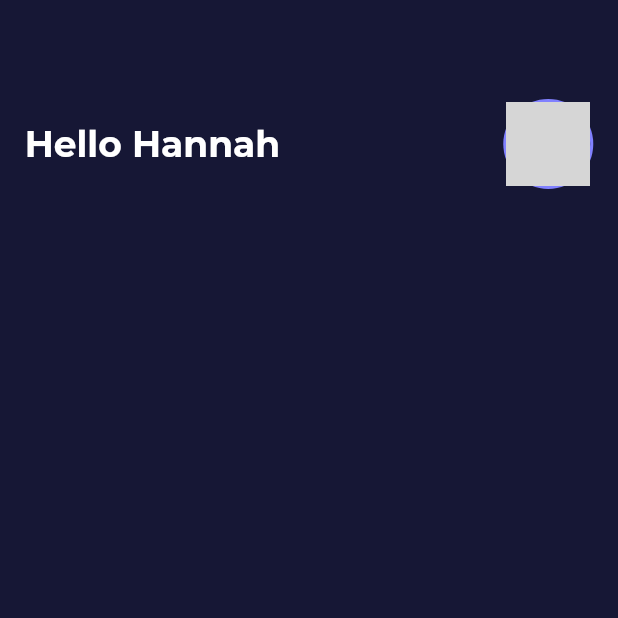
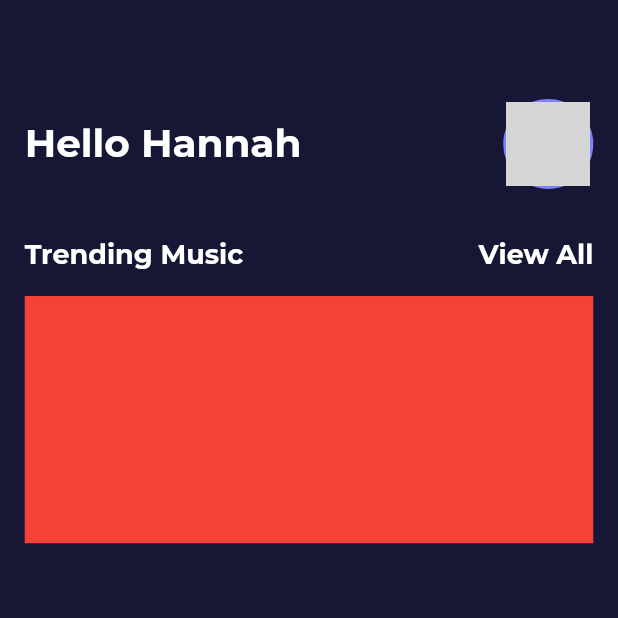
Before and after one commit to handuah/MusicApp, a Flutter app: the HomePage screen opened directly, on a phone screen of 412 x 824 dp, the top half of it. Run offline on Flutter 3.47's test engine with Material 2 defaults, Android fonts, the phone set to English and light mode, and no system bars; our stand-ins replace easy_rich_text, font_awesome_flutter, google_fonts, hexcolor; network calls fail; grey boxes are pictures that could not be loaded.

Commit message:
added labels and listview container

```diff
--- a/lib/screens/homePage.dart
+++ b/lib/screens/homePage.dart
@@ -37,7 +37,7 @@ class _HomePageState extends State<HomePage> {
                   textAlign: TextAlign.center,
                   style: GoogleFonts.montserrat(
                     color: AppColors.white,
-                    fontSize: 24.0,
+                    fontSize: 26.0,
                     fontWeight: FontWeight.bold,
                   ),
                 ),
@@ -49,14 +49,46 @@ class _HomePageState extends State<HomePage> {
                     maxRadius: 28.0,
                     backgroundImage: NetworkImage(
                         'https://media-exp1.licdn.com/dms/image/C4D03AQHBc2B31Q5YBA/profile-displayphoto-shrink_400_400/0/1592216299456?e=1634774400&v=beta&t=SLpzcedjDr5KFAWiO6VKptTNmw0FjuicRTXqLmJh8EY'),
-                    // child: Image(
-                    //   image: NetworkImage(
-                    //     'https://media-exp1.licdn.com/dms/image/C4D03AQHBc2B31Q5YBA/profile-displayphoto-shrink_400_400/0/1592216299456?e=1634774400&v=beta&t=SLpzcedjDr5KFAWiO6VKptTNmw0FjuicRTXqLmJh8EY',
-                    //   ),
-                    // ),
                   ),
                 ),
               ],
+            ),
+          ),
+          SizedBox(
+            height: screenHeight * 0.04,
+          ),
+          Row(
+            mainAxisAlignment: MainAxisAlignment.spaceBetween,
+            crossAxisAlignment: CrossAxisAlignment.center,
+            children: [
+              Text(
+                'Trending Music',
+                textAlign: TextAlign.center,
+                style: GoogleFonts.montserrat(
+                  color: AppColors.white,
+                  fontSize: 18.0,
+                  fontWeight: FontWeight.bold,
+                ),
+              ),
+              Text(
+                'View All',
+                textAlign: TextAlign.center,
+                style: GoogleFonts.montserrat(
+                  color: AppColors.white,
+                  fontSize: 18.0,
+                  fontWeight: FontWeight.bold,
+                ),
+              ),
+            ],
+          ),
+          SizedBox(
+            height: screenHeight * 0.02,
+          ),
+          Container(
+            height: screenHeight * 0.2,
+            width: screenWidth,
+            decoration: BoxDecoration(
+              color: Colors.red,
             ),
           ),
         ],
```
